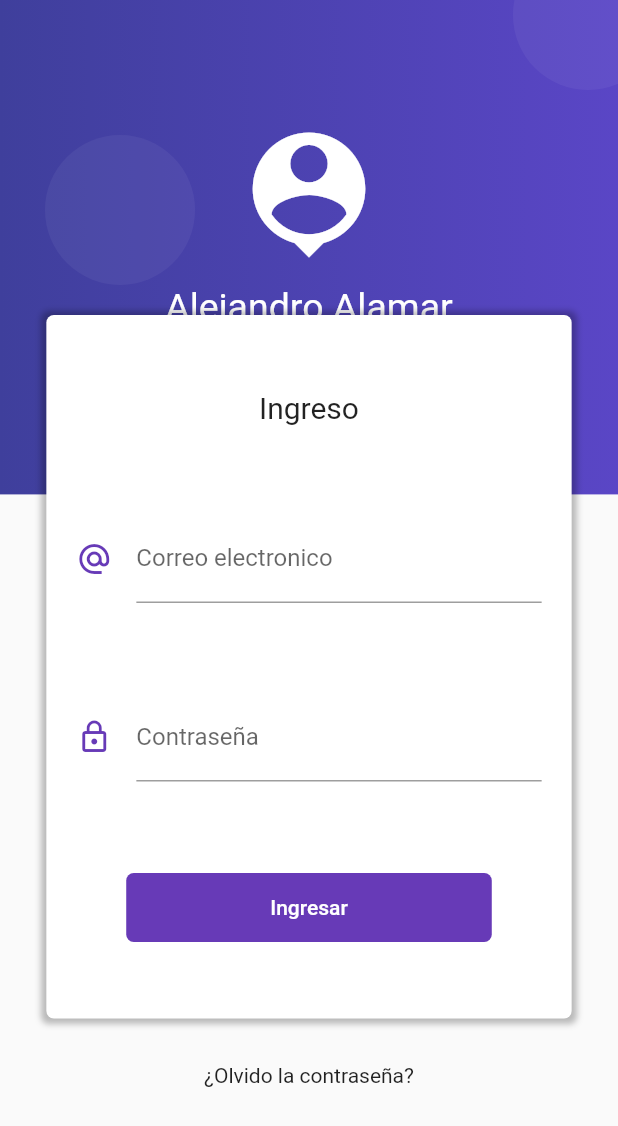
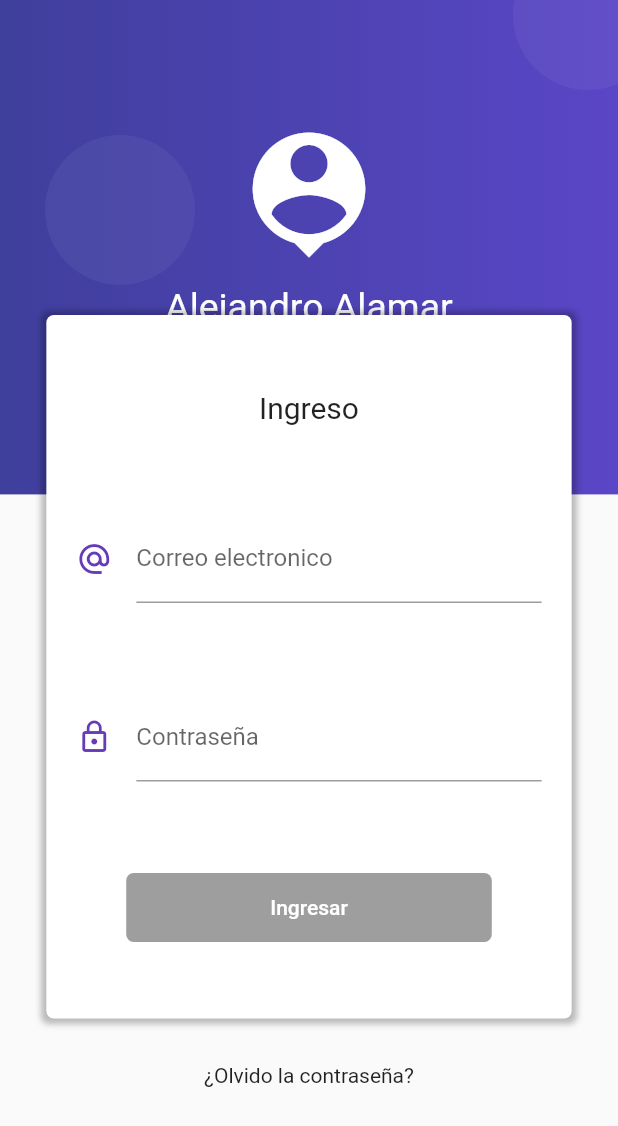
Before and after one commit to alejaam/form_validator, a Flutter app: the screen it shows after launch, on a phone screen of 412 x 824 dp. Shown: the top 1126 px of the screen. Run offline on Flutter 3.47's test engine with Material 2 defaults, Android fonts, the phone set to English and light mode, and no system bars; our stand-ins replace rxdart.

Commit message:
Argegando RxDart para combinar streams, validar campos y activar boton submit

```diff
--- a/lib/src/bloc/login_bloc.dart
+++ b/lib/src/bloc/login_bloc.dart
@@ -1,18 +1,21 @@
 import 'dart:async';
 
 import 'package:form_validator/src/bloc/validator.dart';
+import 'package:rxdart/rxdart.dart';
 
 class LoginBloc with Validators {
   //Haremos 2 controladores, uno para el email y otro para el password
-  final _emailController = StreamController<String>.broadcast();
-  final _passwordController = StreamController<String>.broadcast();
+  final _emailController = BehaviorSubject<String>();
+  final _passwordController = BehaviorSubject<String>();
 
   //Recuperar los datos del Stream
-  Stream<String> get emailStream => _emailController.stream.transform(validarEmail);
-  Stream<String> get passwordStream => _passwordController.stream.transform(validarPassword);
+  Stream<String> get emailStream =>
+      _emailController.stream.transform(validarEmail);
+  Stream<String> get passwordStream =>
+      _passwordController.stream.transform(validarPassword);
 
-  // Stream<bool> get formValidStream =>
-  //   CombineLatestStream.combine2(emailStream, passwordStream, (e, p) => true);
+  Stream<bool> get formValidStream =>
+      CombineLatestStream.combine2(emailStream, passwordStream, (e, p) => true);
 
   //Insertar valores al Stream
   Function(String) get chageEmail => _emailController.sink.add;
--- a/lib/src/pages/login.dart
+++ b/lib/src/pages/login.dart
@@ -107,7 +107,7 @@ class LoginPage extends StatelessWidget {
                 SizedBox(
                   height: 60.0,
                 ),
-                _crearBoton()
+                _crearBoton(bloc)
               ],
             ),
           ),
@@ -152,7 +152,6 @@ class LoginPage extends StatelessWidget {
               decoration: InputDecoration(
                   icon: Icon(Icons.lock_outline, color: Colors.deepPurple),
                   labelText: 'Contraseña',
-                  counterText: snapshot.data,
                   errorText: snapshot.error),
               onChanged: bloc.changePassword,
             ));
@@ -160,17 +159,27 @@ class LoginPage extends StatelessWidget {
     );
   }
 
-  Widget _crearBoton() {
-    return RaisedButton(
+  Widget _crearBoton(LoginBloc bloc) {
+    return StreamBuilder(
+      stream: bloc.formValidStream,
+      builder: (BuildContext context, AsyncSnapshot snapshot) {
+        return AnimatedContainer(
+          duration: Duration(milliseconds: 1000),
+          curve: Curves.linear,
+          child: RaisedButton(
             child: Container(
               padding: EdgeInsets.symmetric(horizontal: 80.0, vertical: 15.0),
               child: Text('Ingresar'),
             ),
-      shape: RoundedRectangleBorder(borderRadius: BorderRadius.circular(5.0)),
-      onPressed: () {},
+            shape: RoundedRectangleBorder(
+                borderRadius: BorderRadius.circular(5.0)),
+            onPressed: snapshot.hasData ? () {} : null,
             elevation: 0.0,
             color: Colors.deepPurple,
             textColor: Colors.white,
+          ),
+        );
+      },
     );
   }
 }
--- a/pubspec.yaml
+++ b/pubspec.yaml
@@ -23,6 +23,7 @@ dependencies:
   # The following adds the Cupertino Icons font to your application.
   # Use with the CupertinoIcons class for iOS style icons.
   cupertino_icons: ^0.1.2
+  rxdart: ^0.24.1
 
 dev_dependencies:
   flutter_test:
```
Also changed, not shown: pubspec.lock. Lines whose indentation alone changed are shown as unchanged.
